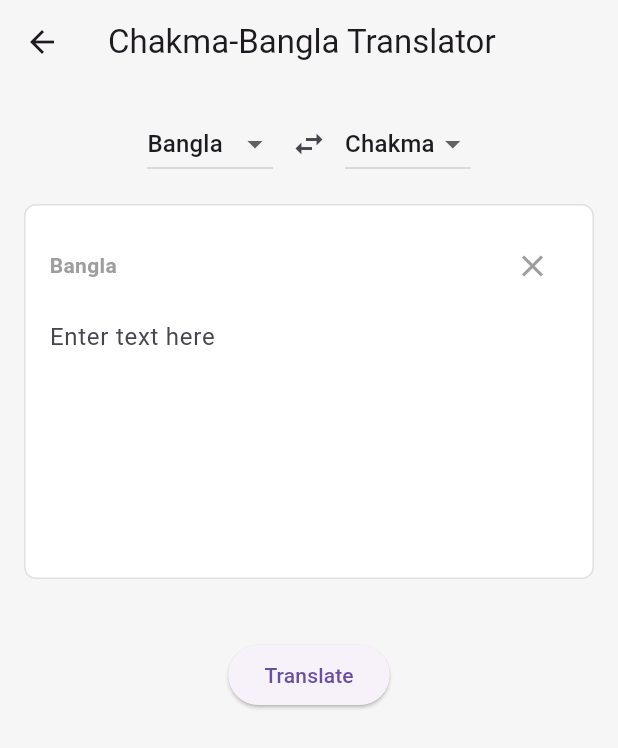
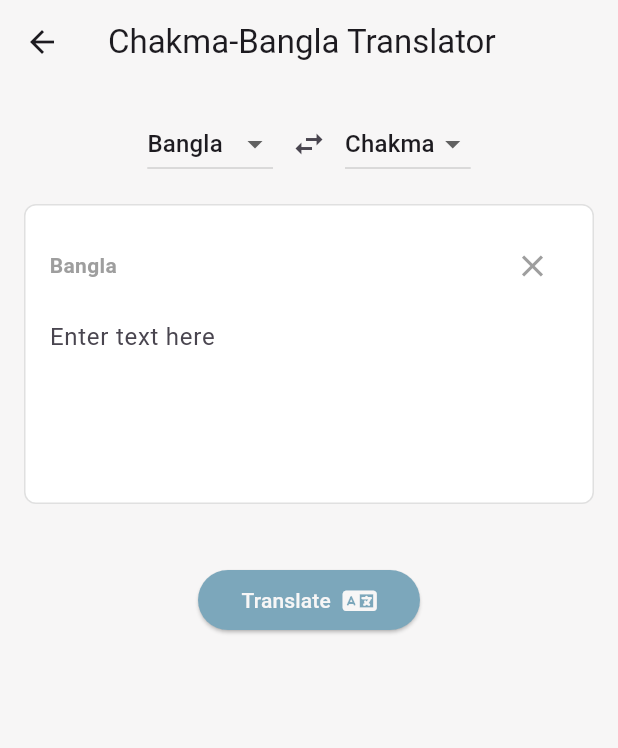
Before and after one commit to junechakma/Changma_Bhach--Flutter-Based-Chakma-Language-Learning-App, a Flutter app: the TranslationScreen screen opened directly, on a phone screen of 412 x 824 dp. Shown: the top 748 px of the screen. Run offline on Flutter 3.47's test engine with Material 3 defaults, Android fonts, the phone set to English and light mode, and no system bars; our stand-ins replace carousel_slider, confetti, font_awesome_flutter, percent_indicator, shared_preferences; missing offline and left inert: tflite_flutter; accounts and stored records are empty; generated files the repository leaves out were written again.

Commit message:
Translation

```diff
--- a/lib/data/content-en.dart
+++ b/lib/data/content_en.dart
@@ -1,4 +1,4 @@
-class Content {
+class ContentEN {
   static final List<Map<String, dynamic>> vowels = [
     {
       'letter': '𑄃',
--- a/lib/presentation/screens/translation_screen.dart
+++ b/lib/presentation/screens/translation_screen.dart
@@ -1,6 +1,7 @@
 import 'dart:convert';
 import 'package:flutter/material.dart';
 import 'package:flutter/services.dart';
+import 'package:font_awesome_flutter/font_awesome_flutter.dart';
 import 'package:http/http.dart' as http;
 import 'package:changma_bhach/presentation/styles/app_colors.dart';
 
@@ -16,6 +17,7 @@ class _TranslationScreenState extends State<TranslationScreen> {
   String? _primaryTranslation;
   List<String> _alternativeTranslations = [];
   bool _isBanglaToChakma = true;
+  bool _isLoading = false;
 
   Future<void> translateText(String inputText) async {
     const String apiUrl =
@@ -23,6 +25,10 @@ class _TranslationScreenState extends State<TranslationScreen> {
 
     // Encode the input text to handle special characters and spaces
     final encodedText = Uri.encodeComponent(inputText);
+
+    setState(() {
+      _isLoading = true; // Set loading to true when starting the request
+    });
 
     try {
       final response = await http.get(
@@ -34,7 +40,6 @@ class _TranslationScreenState extends State<TranslationScreen> {
         setState(() {
           _primaryTranslation =
               data['primary_translation'] ?? "Translation unavailable";
-          // Check if 'alternative_translations' is a list or a single string
           var altTranslations = data['alternative_translations'];
           if (altTranslations is String) {
             _alternativeTranslations = [altTranslations];
@@ -45,15 +50,13 @@ class _TranslationScreenState extends State<TranslationScreen> {
           }
         });
       } else {
-        setState(() {
-          _primaryTranslation = "Error: Could not retrieve translation";
-          _alternativeTranslations = [];
-        });
+        showSnackbar("Error: Could not retrieve translation. Try again later.");
       }
     } catch (error) {
+      showSnackbar("Error: ${error.toString()}. Try again later.");
+    } finally {
       setState(() {
-        _primaryTranslation = "Error: ${error.toString()}";
-        _alternativeTranslations = [];
+        _isLoading = false; // Stop loading when the response is received
       });
     }
   }
@@ -75,6 +78,12 @@ class _TranslationScreenState extends State<TranslationScreen> {
         );
       });
     }
+  }
+
+  void showSnackbar(String message) {
+    ScaffoldMessenger.of(context).showSnackBar(
+      SnackBar(content: Text(message)),
+    );
   }
 
   @override
@@ -151,7 +160,7 @@ class _TranslationScreenState extends State<TranslationScreen> {
                 // Input Text Area with Clear Button
                 Container(
                   padding: const EdgeInsets.all(16),
-                  height: 250,
+                  height: 200,
                   decoration: BoxDecoration(
                     color: Colors.white,
                     borderRadius: BorderRadius.circular(8),
@@ -196,7 +205,9 @@ class _TranslationScreenState extends State<TranslationScreen> {
 
                 // Translate Button
                 ElevatedButton(
-                  onPressed: () {
+                  onPressed: _isLoading
+                      ? null // Disable button if loading
+                      : () {
                           // Dismiss keyboard when translate button is pressed
                           FocusScope.of(context).unfocus();
                           final inputText = _controller.text.trim();
@@ -204,9 +215,31 @@ class _TranslationScreenState extends State<TranslationScreen> {
                             translateText(inputText);
                           }
                         },
-                  child: const Text("Translate"),
+                  style: ButtonStyle(
+                    foregroundColor:
+                        WidgetStateProperty.all(AppColors.backgroundColor),
+                    backgroundColor: WidgetStateProperty.all(AppColors.primary),
                   ),
-                const SizedBox(height: 16),
+                  child: SizedBox(
+                    width: 100,
+                    child: Row(
+                      mainAxisAlignment: MainAxisAlignment.center,
+                      children: [
+                        if (_isLoading) ...[
+                          const CircularProgressIndicator(
+                            color: Colors.white,
+                            strokeWidth: 4,
+                          ),
+                        ] else ...[
+                          const Text("Translate"),
+                          const SizedBox(width: 8),
+                          const FaIcon(FontAwesomeIcons.language),
+                        ],
+                      ],
+                    ),
+                  ),
+                ),
+                const SizedBox(height: 40),
 
                 // Output Text Area with Primary and Alternative Translations
                 if (_primaryTranslation != null) ...[
--- a/pubspec.yaml
+++ b/pubspec.yaml
@@ -47,6 +47,7 @@ dependencies:
   http: ^1.2.2
   font_awesome_flutter: ^10.8.0
   confetti: ^0.8.0
+  connectivity_plus: ^6.1.0
 
 
 dev_dependencies:
```
Also changed, not shown: pubspec.lock, 3 other files. Lines whose indentation alone changed are shown as unchanged.
